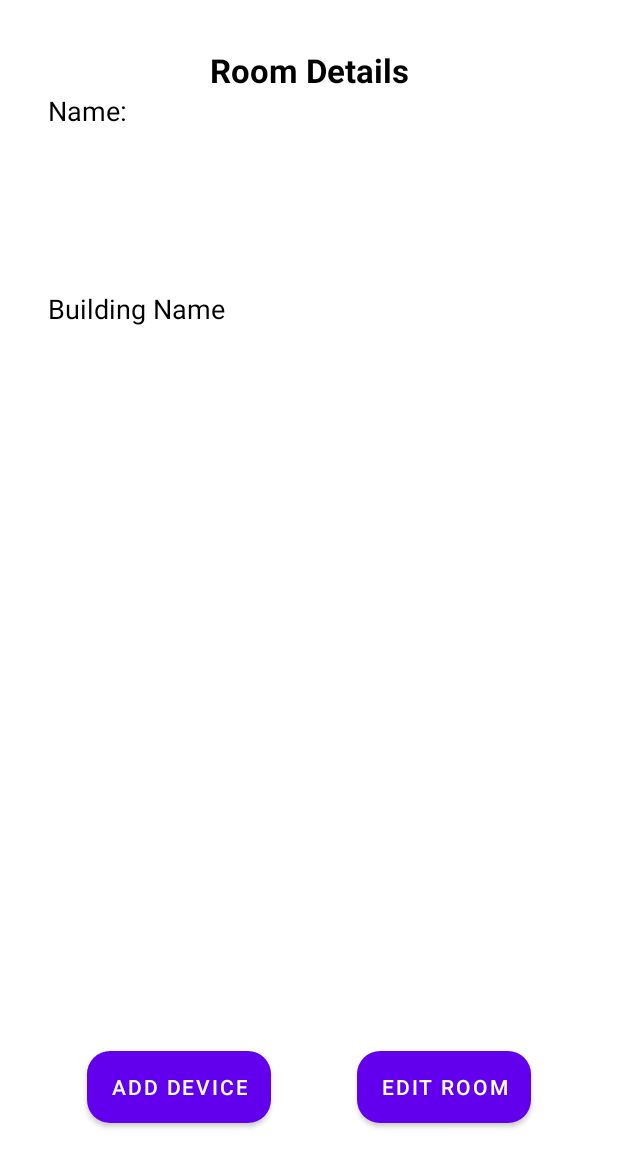
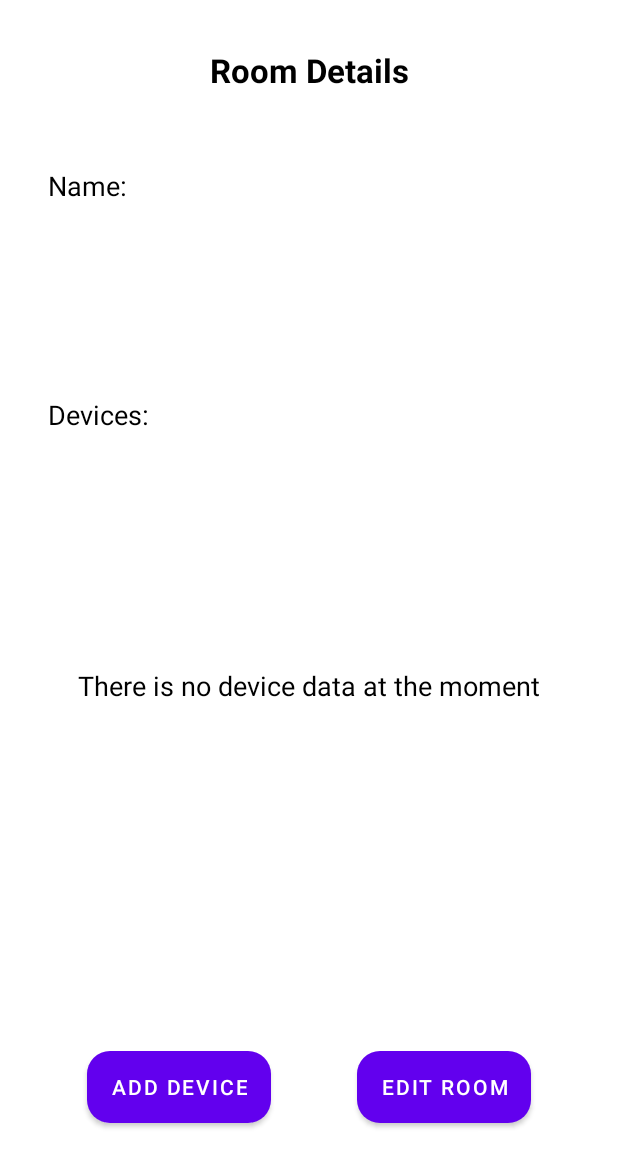
Before and after one commit to cranium44/fiesty, an Android app: the fragment RoomDetailsFragment shown on its own in the app's theme, on a phone screen of 412 x 824 dp. Shown: the top 1167 px of the screen. Run offline under Robolectric (Android 15) with nearby library versions, the phone set to English and light mode, and no system bars; our stand-ins replace Dagger/Hilt's generated code; 4 statements that could not run were skipped.

Commit message:
ui and code refactor

```diff
--- a/app/src/main/java/live/adabe/fiesty/ui/device/DeviceCreateFragment.kt
+++ b/app/src/main/java/live/adabe/fiesty/ui/device/DeviceCreateFragment.kt
@@ -117,6 +117,7 @@ class DeviceCreateFragment : Fragment() {
                     with(Bundle()) {
                         roomId?.let { it1 -> putInt(StringConstants.ROOM_ID, it1) }
                         navigationService.openRoomDetailsScreen(this@with)
+                        devicesLiveData.postValue(null)
                     }
                 }
             })
--- a/app/src/main/java/live/adabe/fiesty/ui/room/RoomDetailsFragment.kt
+++ b/app/src/main/java/live/adabe/fiesty/ui/room/RoomDetailsFragment.kt
@@ -50,7 +50,6 @@ class RoomDetailsFragment : Fragment() {
         binding.run {
             arguments?.let { args ->
                 roomNameTv.text = args.getString(StringConstants.ROOM_NAME) ?: ""
-                roomBuildingNameTv.text = args.getString(StringConstants.BUILDING_NAME) ?: ""
                 deviceViewModel.getDevices(args.getInt(StringConstants.ROOM_ID))
             }
             deviceRv.layoutManager = LinearLayoutManager(requireContext())
@@ -72,11 +71,16 @@ class RoomDetailsFragment : Fragment() {
         deviceViewModel.run {
             deviceListLiveData.observe(viewLifecycleOwner, { devices ->
                 if (devices.isNotEmpty()) {
+                    binding.deviceRv.visibility = View.VISIBLE
+                    binding.noDeviceData.visibility = View.INVISIBLE
                     deviceAdapter = DeviceAdapter(devices, listener)
                     binding.deviceRv.run {
                         adapter = deviceAdapter
                         adapter?.notifyDataSetChanged()
                     }
+                }else{
+                    binding.deviceRv.visibility = View.INVISIBLE
+                    binding.noDeviceData.visibility = View.VISIBLE
                 }
             })
         }
--- a/app/src/main/res/layout/fragment_room_details.xml
+++ b/app/src/main/res/layout/fragment_room_details.xml
@@ -26,6 +26,7 @@
         android:layout_width="wrap_content"
         android:layout_height="wrap_content"
         android:layout_marginStart="32dp"
+        android:layout_marginTop="50dp"
         android:text="@string/name"
         android:textColor="@color/black"
         android:textSize="18sp"
@@ -48,36 +49,34 @@
         android:id="@+id/textView17"
         android:layout_width="wrap_content"
         android:layout_height="wrap_content"
-        android:layout_marginTop="64dp"
-        android:text="@string/building_name"
+        android:text="@string/devices"
         android:textColor="@color/black"
         android:textSize="18sp"
-        app:layout_constraintStart_toStartOf="@+id/textView16"
-        app:layout_constraintTop_toBottomOf="@+id/room_name_tv" />
+        app:layout_constraintBottom_toTopOf="@+id/guideline21"
+        app:layout_constraintStart_toStartOf="@+id/textView16" />
 
     <androidx.recyclerview.widget.RecyclerView
         android:id="@+id/device_rv"
         android:layout_width="0dp"
         android:layout_height="0dp"
         android:layout_marginStart="32dp"
-        android:layout_marginTop="32dp"
         android:layout_marginEnd="32dp"
         app:layout_constraintBottom_toTopOf="@+id/guideline14"
         app:layout_constraintEnd_toEndOf="parent"
         app:layout_constraintStart_toStartOf="parent"
-        app:layout_constraintTop_toBottomOf="@+id/room_building_name_tv" />
+        app:layout_constraintTop_toBottomOf="@+id/textView17" />
 
     <TextView
-        android:id="@+id/room_building_name_tv"
+        android:id="@+id/no_device_data"
         android:layout_width="wrap_content"
         android:layout_height="wrap_content"
-        android:layout_marginTop="16dp"
         android:textColor="@color/black"
-        android:textSize="20sp"
-        android:textStyle="bold"
-        app:layout_constraintStart_toStartOf="@+id/textView17"
-        app:layout_constraintTop_toBottomOf="@+id/textView17"
-        tools:text="White Chairs" />
+        android:textSize="18sp"
+        app:layout_constraintBottom_toBottomOf="@+id/device_rv"
+        app:layout_constraintEnd_toEndOf="@+id/device_rv"
+        app:layout_constraintStart_toStartOf="@+id/device_rv"
+        app:layout_constraintTop_toTopOf="@+id/device_rv"
+        android:text="@string/there_is_no_device_data_at_the_moment" />
 
     <Button
         android:id="@+id/add_device_btn"
@@ -109,5 +108,12 @@
         android:orientation="horizontal"
         app:layout_constraintGuide_percent="0.75923395" />
 
+    <androidx.constraintlayout.widget.Guideline
+        android:id="@+id/guideline21"
+        android:layout_width="wrap_content"
+        android:layout_height="wrap_content"
+        android:orientation="horizontal"
+        app:layout_constraintGuide_percent="0.35" />
+
 
 </androidx.constraintlayout.widget.ConstraintLayout>
--- a/app/src/main/res/values/strings.xml
+++ b/app/src/main/res/values/strings.xml
@@ -45,4 +45,6 @@
     <string name="energy_use">Energy Use</string>
     <string name="enable_alarm">Enable alarm</string>
     <string name="enable_notification">Enable notification</string>
+    <string name="total_energy_use">Total Energy Use:</string>
+    <string name="there_is_no_device_data_at_the_moment">There is no device data at the moment</string>
 </resources>
```
Also changed, not shown: app/src/main/java/live/adabe/fiesty/ui/building/BuildingCreateFragment.kt (+15 -12 lines), app/src/main/res/layout/fragment_home.xml (+19 -0 lines).
